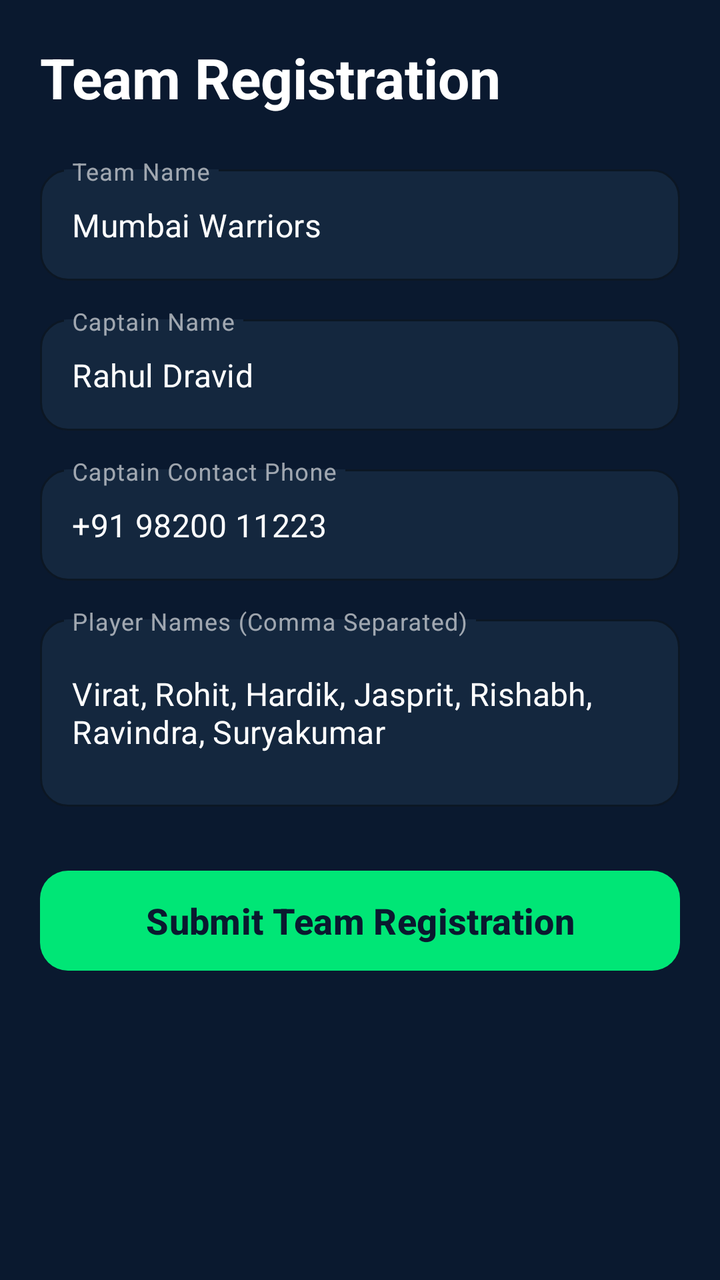
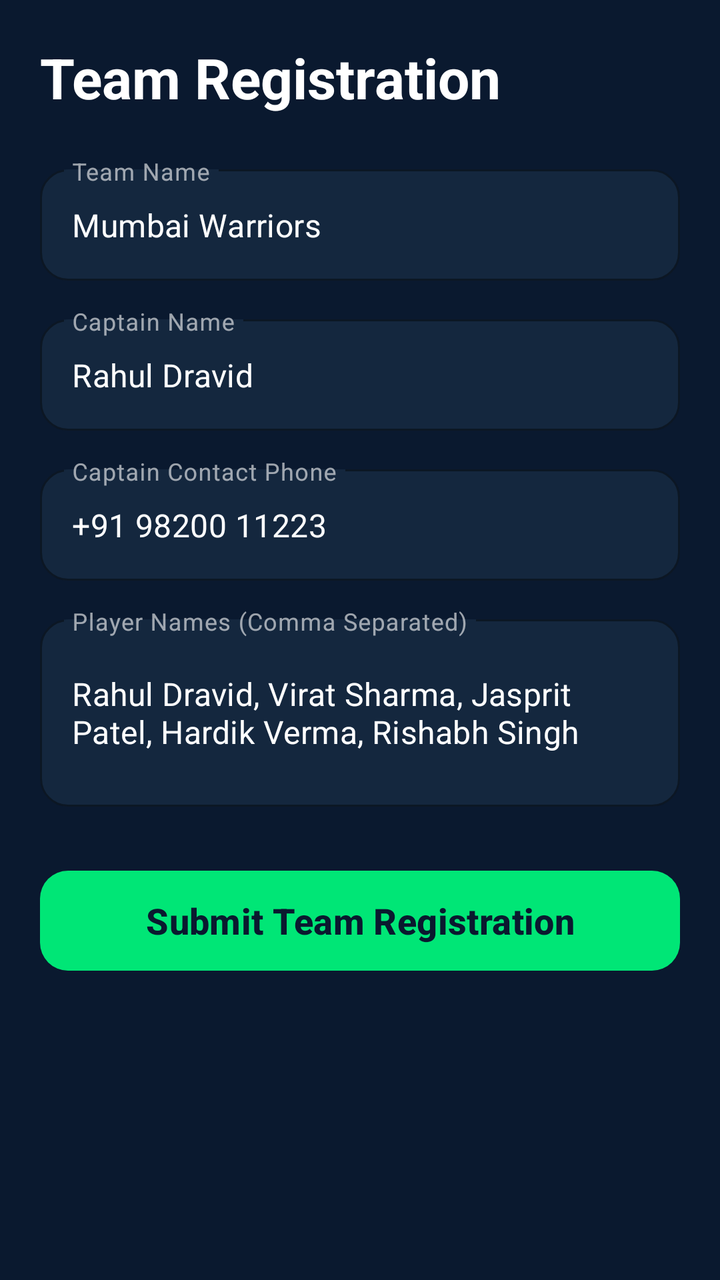

Screens rendered from an Android XML layout before and after an edit, with the pre-edit source and the edit as a unified diff.
<!-- AndroidManifest.xml: application theme Theme.TwelveMan -->
<!-- res/layout/fragment_team_registration.xml -->
<?xml version="1.0" encoding="utf-8"?>
<ScrollView xmlns:android="http://schemas.android.com/apk/res/android"
    xmlns:app="http://schemas.android.com/apk/res-auto"
    android:layout_width="match_parent"
    android:layout_height="match_parent"
    android:background="@color/bg_light"
    android:fillViewport="true">

    <LinearLayout
        android:layout_width="match_parent"
        android:layout_height="wrap_content"
        android:orientation="vertical"
        android:padding="20dp">

        <TextView
            android:layout_width="wrap_content"
            android:layout_height="wrap_content"
            android:text="Team Registration"
            android:textColor="@color/text_primary"
            android:textSize="28sp"
            android:textStyle="bold" />

        <com.google.android.material.textfield.TextInputLayout
            style="@style/Widget.MaterialComponents.TextInputLayout.OutlinedBox"
            android:layout_width="match_parent"
            android:layout_height="wrap_content"
            android:layout_marginTop="22dp"
            android:hint="Team Name"
            app:boxBackgroundColor="@color/surface_white"
            app:boxCornerRadiusBottomEnd="14dp"
            app:boxCornerRadiusBottomStart="14dp"
            app:boxCornerRadiusTopEnd="14dp"
            app:boxCornerRadiusTopStart="14dp"
            app:boxStrokeColor="@color/accent_green"
            app:hintTextColor="@color/accent_green">

            <com.google.android.material.textfield.TextInputEditText
                android:id="@+id/etTeamName"
                android:layout_width="match_parent"
                android:layout_height="wrap_content"
                android:text="Mumbai Warriors"
                android:textColor="@color/text_primary"
                android:textSize="16sp" />
        </com.google.android.material.textfield.TextInputLayout>

        <com.google.android.material.textfield.TextInputLayout
            style="@style/Widget.MaterialComponents.TextInputLayout.OutlinedBox"
            android:layout_width="match_parent"
            android:layout_height="wrap_content"
            android:layout_marginTop="14dp"
            android:hint="Captain Name"
            app:boxBackgroundColor="@color/surface_white"
            app:boxCornerRadiusBottomEnd="14dp"
            app:boxCornerRadiusBottomStart="14dp"
            app:boxCornerRadiusTopEnd="14dp"
            app:boxCornerRadiusTopStart="14dp"
            app:boxStrokeColor="@color/accent_green"
            app:hintTextColor="@color/accent_green">

            <com.google.android.material.textfield.TextInputEditText
                android:id="@+id/etCaptainName"
                android:layout_width="match_parent"
                android:layout_height="wrap_content"
                android:text="Rahul Dravid"
                android:textColor="@color/text_primary"
                android:textSize="16sp" />
        </com.google.android.material.textfield.TextInputLayout>

        <com.google.android.material.textfield.TextInputLayout
            style="@style/Widget.MaterialComponents.TextInputLayout.OutlinedBox"
            android:layout_width="match_parent"
            android:layout_height="wrap_content"
            android:layout_marginTop="14dp"
            android:hint="Captain Contact Phone"
            app:boxBackgroundColor="@color/surface_white"
            app:boxCornerRadiusBottomEnd="14dp"
            app:boxCornerRadiusBottomStart="14dp"
            app:boxCornerRadiusTopEnd="14dp"
            app:boxCornerRadiusTopStart="14dp"
            app:boxStrokeColor="@color/accent_green"
            app:hintTextColor="@color/accent_green">

            <com.google.android.material.textfield.TextInputEditText
                android:id="@+id/etCaptainPhone"
                android:layout_width="match_parent"
                android:layout_height="wrap_content"
                android:inputType="phone"
                android:text="+91 98200 11223"
                android:textColor="@color/text_primary"
                android:textSize="16sp" />
        </com.google.android.material.textfield.TextInputLayout>

        <com.google.android.material.textfield.TextInputLayout
            style="@style/Widget.MaterialComponents.TextInputLayout.OutlinedBox"
            android:layout_width="match_parent"
            android:layout_height="wrap_content"
            android:layout_marginTop="14dp"
            android:hint="Player Names (Comma Separated)"
            app:boxBackgroundColor="@color/surface_white"
            app:boxCornerRadiusBottomEnd="14dp"
            app:boxCornerRadiusBottomStart="14dp"
            app:boxCornerRadiusTopEnd="14dp"
            app:boxCornerRadiusTopStart="14dp"
            app:boxStrokeColor="@color/accent_green"
            app:hintTextColor="@color/accent_green">

            <com.google.android.material.textfield.TextInputEditText
                android:id="@+id/etPlayerList"
                android:layout_width="match_parent"
                android:layout_height="wrap_content"
                android:inputType="textMultiLine"
                android:minLines="3"
                android:text="Virat, Rohit, Hardik, Jasprit, Rishabh, Ravindra, Suryakumar"
                android:textColor="@color/text_primary"
                android:textSize="16sp" />
        </com.google.android.material.textfield.TextInputLayout>

        <com.google.android.material.button.MaterialButton
            android:id="@+id/btnSubmitTeamReg"
            android:layout_width="match_parent"
            android:layout_height="58dp"
            android:layout_marginTop="28dp"
            android:text="Submit Team Registration"
            android:textColor="@color/primary_navy"
            android:textSize="18sp"
            android:textStyle="bold"
            app:backgroundTint="@color/accent_green"
            app:cornerRadius="14dp" />
    </LinearLayout>
</ScrollView>
<!-- resources referenced by this layout -->
<resources>
  <color name="accent_green">#00E676</color>
  <color name="bg_light">#0A192F</color>
  <color name="primary_navy">#0A192F</color>
  <color name="surface_white">#14273E</color>
  <color name="text_primary">#FFFFFF</color>
  <style name="Theme.TwelveMan" parent="Theme.Material3.DayNight.NoActionBar">
          
          <item name="colorPrimary">@color/accent_green</item>
          <item name="colorPrimaryVariant">@color/primary_variant</item>
          <item name="colorOnPrimary">@color/primary_navy</item>
          <item name="colorSecondary">@color/accent_gold</item>
          <item name="colorOnSecondary">@color/primary_navy</item>
          <item name="colorTertiary">@color/accent_blue</item>
          <item name="colorOnTertiary">@color/text_white</item>
          <item name="colorSurface">@color/surface_white</item>
          <item name="colorOnSurface">@color/text_primary</item>
          <item name="android:statusBarColor">@color/primary_navy</item>
          <item name="android:navigationBarColor">@color/primary_navy</item>
          <item name="android:windowBackground">@color/bg_light</item>
  
          
          <item name="android:textColorPrimary">@color/text_primary</item>
          <item name="android:textColorSecondary">@color/text_secondary</item>
          <item name="android:textColorHint">@color/text_hint</item>
  
          <item name="textAppearanceHeadlineLarge">@style/TextAppearance.TwelveMan.HeadlineLarge</item>
          <item name="textAppearanceHeadlineMedium">@style/TextAppearance.TwelveMan.HeadlineMedium</item>
          <item name="textAppearanceTitleLarge">@style/TextAppearance.TwelveMan.TitleLarge</item>
          <item name="textAppearanceBodyLarge">@style/TextAppearance.TwelveMan.BodyLarge</item>
          <item name="textAppearanceBodyMedium">@style/TextAppearance.TwelveMan.BodyMedium</item>
      </style>
  <color name="primary_variant">#14273E</color>
  <color name="accent_gold">#FFD700</color>
  <color name="accent_blue">#2979FF</color>
  <color name="text_white">#FFFFFF</color>
  <color name="text_secondary">#E2E8F0</color>
  <color name="text_hint">#A0AEC0</color>
  <style name="TextAppearance.TwelveMan.HeadlineLarge" parent="TextAppearance.Material3.HeadlineLarge">
          <item name="android:textSize">@dimen/text_size_hero</item>
          <item name="android:textStyle">bold</item>
          <item name="android:textColor">@color/text_primary</item>
      </style>
  <style name="TextAppearance.TwelveMan.HeadlineMedium" parent="TextAppearance.Material3.HeadlineMedium">
          <item name="android:textSize">@dimen/text_size_display</item>
          <item name="android:textStyle">bold</item>
          <item name="android:textColor">@color/text_primary</item>
      </style>
  <style name="TextAppearance.TwelveMan.TitleLarge" parent="TextAppearance.Material3.TitleLarge">
          <item name="android:textSize">@dimen/text_size_headline</item>
          <item name="android:textStyle">bold</item>
          <item name="android:textColor">@color/text_primary</item>
      </style>
  <style name="TextAppearance.TwelveMan.BodyLarge" parent="TextAppearance.Material3.BodyLarge">
          <item name="android:textSize">@dimen/text_size_body</item>
          <item name="android:textColor">@color/text_primary</item>
      </style>
  <style name="TextAppearance.TwelveMan.BodyMedium" parent="TextAppearance.Material3.BodyMedium">
          <item name="android:textSize">@dimen/text_size_body_secondary</item>
          <item name="android:textColor">@color/text_secondary</item>
      </style>
  <dimen name="text_size_hero">34sp</dimen>
  <dimen name="text_size_display">28sp</dimen>
  <dimen name="text_size_headline">24sp</dimen>
  <dimen name="text_size_body">16sp</dimen>
  <dimen name="text_size_body_secondary">15sp</dimen>
</resources>

<!-- the commit's change to res/layout/fragment_team_registration.xml (unified diff, before → after) -->
@@ -4,7 +4,9 @@
     android:layout_width="match_parent"
     android:layout_height="match_parent"
     android:background="@color/bg_light"
-    android:fillViewport="true">
+    android:clipToPadding="false"
+    android:fillViewport="true"
+    android:paddingBottom="36dp">
 
     <LinearLayout
         android:layout_width="match_parent"
@@ -38,6 +40,8 @@
                 android:id="@+id/etTeamName"
                 android:layout_width="match_parent"
                 android:layout_height="wrap_content"
+                android:imeOptions="actionNext"
+                android:singleLine="true"
                 android:text="Mumbai Warriors"
                 android:textColor="@color/text_primary"
                 android:textSize="16sp" />
@@ -61,6 +65,8 @@
                 android:id="@+id/etCaptainName"
                 android:layout_width="match_parent"
                 android:layout_height="wrap_content"
+                android:imeOptions="actionNext"
+                android:singleLine="true"
                 android:text="Rahul Dravid"
                 android:textColor="@color/text_primary"
                 android:textSize="16sp" />
@@ -84,7 +90,9 @@
                 android:id="@+id/etCaptainPhone"
                 android:layout_width="match_parent"
                 android:layout_height="wrap_content"
+                android:imeOptions="actionNext"
                 android:inputType="phone"
+                android:singleLine="true"
                 android:text="+91 98200 11223"
                 android:textColor="@color/text_primary"
                 android:textSize="16sp" />
@@ -108,9 +116,10 @@
                 android:id="@+id/etPlayerList"
                 android:layout_width="match_parent"
                 android:layout_height="wrap_content"
+                android:imeOptions="actionDone"
                 android:inputType="textMultiLine"
                 android:minLines="3"
-                android:text="Virat, Rohit, Hardik, Jasprit, Rishabh, Ravindra, Suryakumar"
+                android:text="Rahul Dravid, Virat Sharma, Jasprit Patel, Hardik Verma, Rishabh Singh"
                 android:textColor="@color/text_primary"
                 android:textSize="16sp" />
         </com.google.android.material.textfield.TextInputLayout>
@@ -120,6 +129,7 @@
             android:layout_width="match_parent"
             android:layout_height="58dp"
             android:layout_marginTop="28dp"
+            android:foreground="?attr/selectableItemBackground"
             android:text="Submit Team Registration"
             android:textColor="@color/primary_navy"
             android:textSize="18sp"
